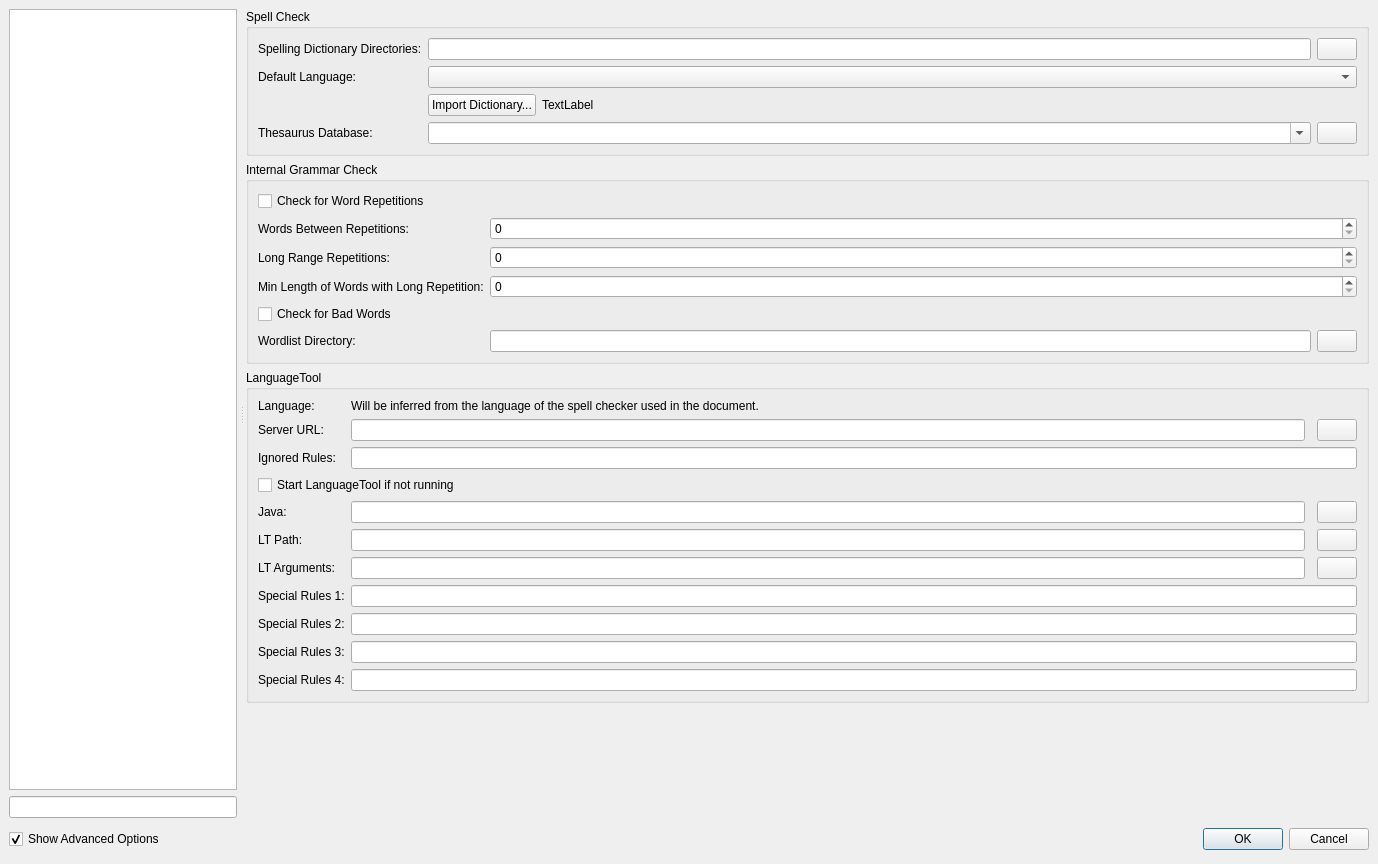
Before: the Qt Designer form src/configdialog.ui in texstudio-org/texstudio, drawn with Qt 5.
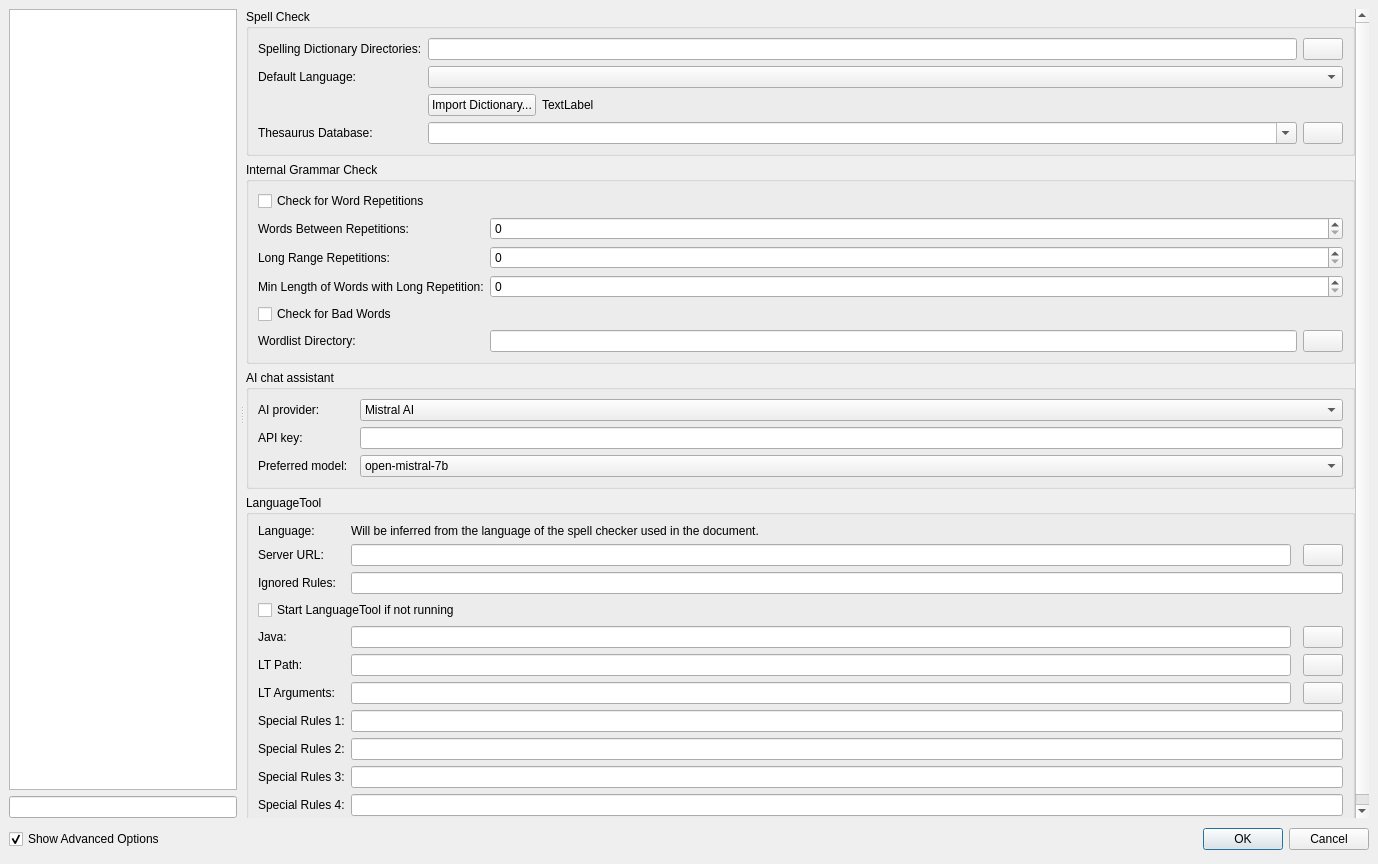
After: the same form once the commit is applied. The open tabs and pages were chosen to show the change. Icons and pictures are not drawn.

Commit message: prepare ai chat assistant

Patch:
```diff
--- a/src/configdialog.ui
+++ b/src/configdialog.ui
@@ -3336,8 +3336,8 @@
                <rect>
                 <x>0</x>
                 <y>0</y>
-                <width>393</width>
-                <height>605</height>
+                <width>1085</width>
+                <height>714</height>
                </rect>
               </property>
               <layout class="QVBoxLayout" name="verticalLayout_9">
@@ -3583,6 +3583,77 @@
                  </layout>
                 </widget>
                </item>
+               <item>
+                <widget class="QGroupBox" name="groupBox_Dictionaries">
+                 <property name="title">
+                  <string>AI chat assistant</string>
+                 </property>
+                 <layout class="QGridLayout" name="_4" columnstretch="0,0,0,0">
+                  <item row="0" column="3">
+                   <widget class="QComboBox" name="cbAIProvider">
+                    <item>
+                     <property name="text">
+                      <string>Mistral AI</string>
+                     </property>
+                    </item>
+                   </widget>
+                  </item>
+                  <item row="0" column="0">
+                   <widget class="QLabel" name="label_91">
+                    <property name="text">
+                     <string>AI provider:</string>
+                    </property>
+                   </widget>
+                  </item>
+                  <item row="1" column="0" colspan="2">
+                   <widget class="QLabel" name="label_43">
+                    <property name="text">
+                     <string>API key:</string>
+                    </property>
+                   </widget>
+                  </item>
+                  <item row="1" column="3">
+                   <widget class="QLineEdit" name="leAIAPIKey"/>
+                  </item>
+                  <item row="2" column="0">
+                   <widget class="QLabel" name="label_92">
+                    <property name="text">
+                     <string>Preferred model:</string>
+                    </property>
+                   </widget>
+                  </item>
+                  <item row="2" column="3">
+                   <widget class="QComboBox" name="cbAIPreferredModel">
+                    <item>
+                     <property name="text">
+                      <string>open-mistral-7b</string>
+                     </property>
+                    </item>
+                    <item>
+                     <property name="text">
+                      <string>open-mixtral-8x7b</string>
+                     </property>
+                    </item>
+                    <item>
+                     <property name="text">
+                      <string>mistral-small-latest</string>
+                     </property>
+                    </item>
+                    <item>
+                     <property name="text">
+                      <string>mistral-medium-latest</string>
+                     </property>
+                    </item>
+                    <item>
+                     <property name="text">
+                      <string>mistral-large-latest</string>
+                     </property>
+                    </item>
+                   </widget>
+                  </item>
+                 </layout>
+                </widget>
+               </item>
                <item>
                 <widget class="QGroupBox" name="groupBox_14">
                  <property name="title">
```
Left out of the diff: 12 changed lines with no effect on the pictures. The commit also changes 2 other files.
